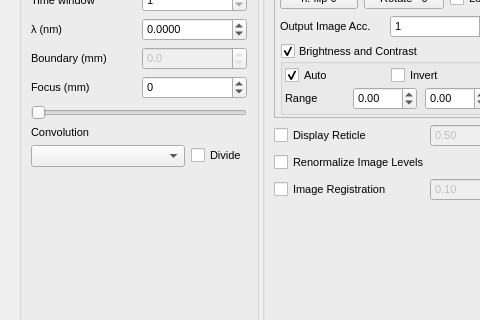
Old version of the form Ui/assets/ui/mainwindow.ui in the repository DigitalHolography/Holovibes; both pictures show x 0 to 480 and y 290 to 610 of the 1291 by 815 pixel window.
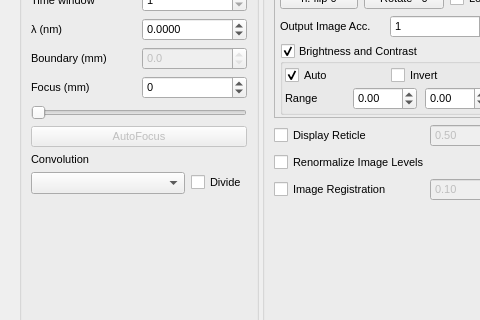
New version of the form. Custom widgets are drawn as their Qt base class.

```diff
--- a/Ui/assets/ui/mainwindow.ui
+++ b/Ui/assets/ui/mainwindow.ui
@@ -545,6 +545,22 @@
            </item>
           </layout>
          </item>
+         <item>
+          <widget class="QPushButton" name="AutoFocusButton">
+            <property name="enabled">
+            <bool>false</bool>
+            </property>
+            <property name="toolTip">
+            <string>Set the reconstruction distance automaticaly.</string>
+            </property>
+            <property name="text">
+            <string>AutoFocus</string>
+            </property>
+            <property name="shortcut">
+            <string>Ctrl+W</string>
+            </property>
+          </widget>
+          </item>
          <item>
             <widget class="QLabel" name="ConvolutionLabel">
              <property name="text">
```
Left out of the diff: 18 changed lines with no effect on the pictures.
